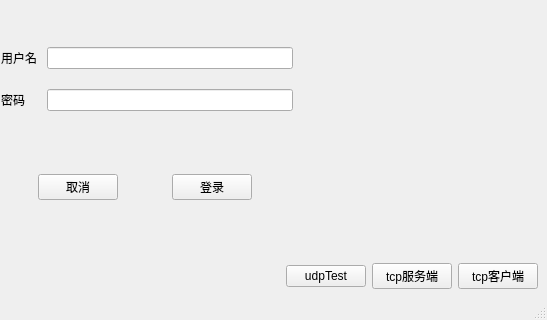
The window that src/forms/mainWindows/iams.ui (rrrriiiiich/iams) describes before a commit, drawn with Qt 5; both pictures show x 253 to 800 and y 160 to 480 of the 800 by 480 pixel window.
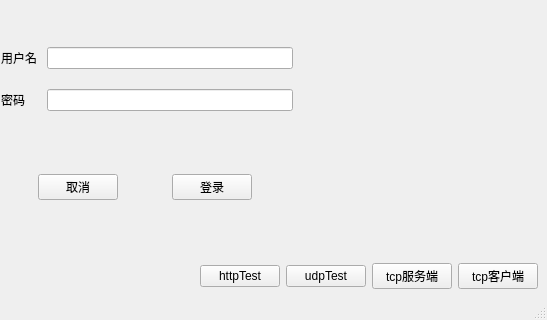
The same window after the commit. Icons and pictures are not drawn.

Commit message: feat: 新建httpTest页面

The edit to the form file:
```diff
--- a/src/forms/mainWindows/iams.ui
+++ b/src/forms/mainWindows/iams.ui
@@ -378,6 +378,13 @@
         </property>
        </spacer>
       </item>
+      <item>
+       <widget class="QPushButton" name="httpTestButton">
+        <property name="text">
+         <string>httpTest</string>
+        </property>
+       </widget>
+      </item>
       <item>
        <widget class="QPushButton" name="udpTestBt">
         <property name="text">
```
The commit also changes 10 other files.
